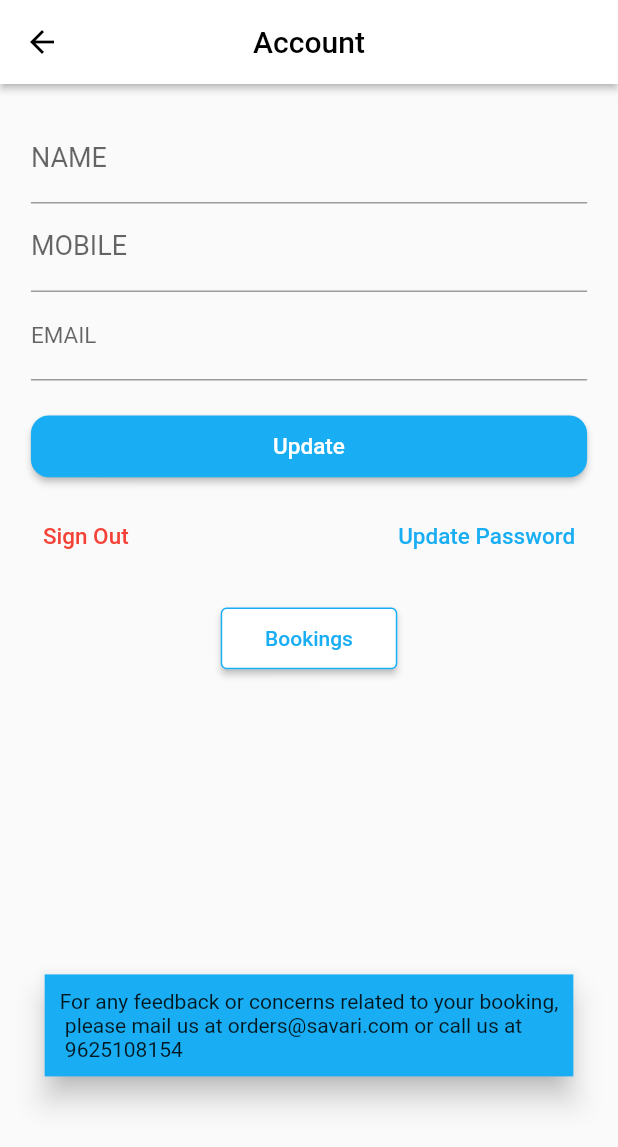
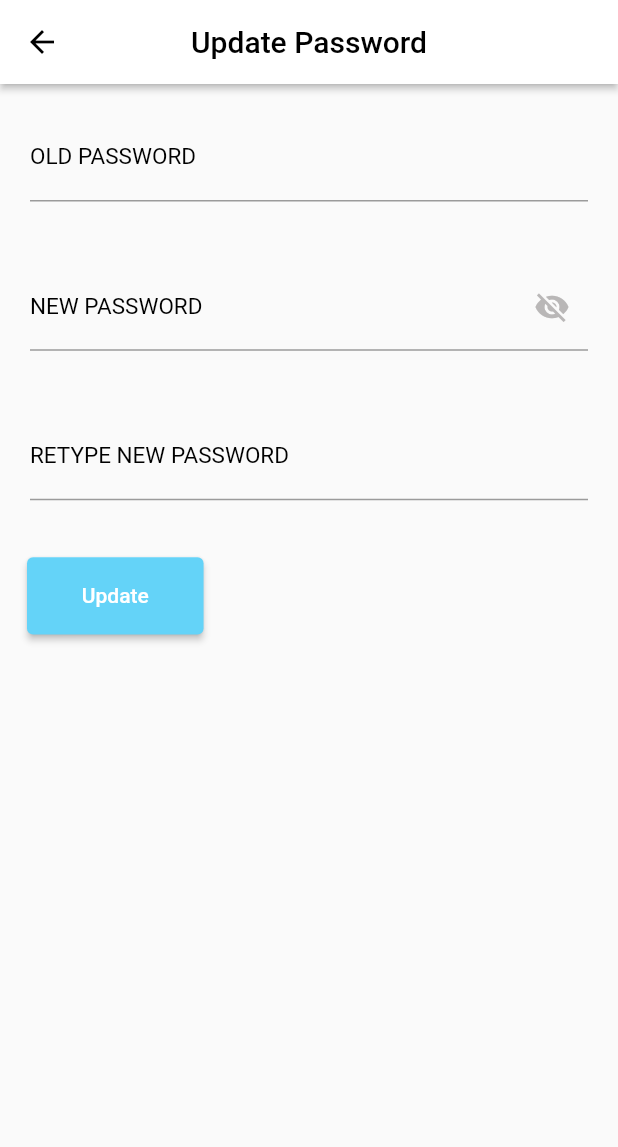
Before and after one commit to ashar-alam/car_rental, a Flutter app: the MyAccount screen opened directly, after a tap on "Update Password", on a phone screen of 412 x 824 dp. Shown: the top 1147 px of the screen. Run offline on Flutter 3.47's test engine with Material 2 defaults, Android fonts, the phone set to English and light mode, and no system bars.

Commit message:
New booking nad UpdatePassword Screen

```diff
--- a/lib/screens/account.dart
+++ b/lib/screens/account.dart
@@ -1,3 +1,5 @@
+import 'package:car_rental/screens/authentication/updatePassword.dart';
+import 'package:car_rental/screens/booking.dart';
 import 'package:car_rental/utils/AppStyle.dart';
 import 'package:car_rental/utils/StringManager.dart';
 import 'package:car_rental/utils/utils.dart';
@@ -21,6 +23,15 @@ class _MyAccountState extends State<MyAccount> {
         context,
         title: StringManager.account,
         actions: [],
+      ),
+      bottomNavigationBar: const BottomAppBar(
+        color: AppStyle.lightBlue,
+        child: Padding(
+          padding: EdgeInsets.all(10.0),
+          child: Text(
+            "For any feedback or concerns related to your booking,\n please mail us at orders@savari.com or call us at\n 9625108154",
+          ),
+        ),
       ),
       body: SingleChildScrollView(
         padding: EdgeInsets.all(Utils.getWidth(context)) / 20,
@@ -85,7 +96,12 @@ class _MyAccountState extends State<MyAccount> {
                     textStyle: const TextStyle(
                         fontSize: 15, fontWeight: FontWeight.w500),
                   ),
-                  onPressed: () {},
+                  onPressed: () {
+                    Navigator.of(context).push(
+                      MaterialPageRoute(
+                          builder: (context) => const MyUpdatePassword()),
+                    );
+                  },
                   child: const Text(
                     StringManager.updatePassword,
                     style: TextStyle(color: AppStyle.lightBlue),
@@ -107,22 +123,13 @@ class _MyAccountState extends State<MyAccount> {
                   Utils.getHeight(context) / 20,
                 ),
               ),
-              onPressed: () {},
+              onPressed: () {
+                Navigator.of(context).push(
+                    MaterialPageRoute(builder: (context) => const MyBooking()));
+              },
               child: const Text(
                 StringManager.booking,
                 style: TextStyle(color: AppStyle.lightBlue),
-              ),
-            ),
-            const SizedBox(
-              height: 200,
-            ),
-            const BottomAppBar(
-              color: AppStyle.lightBlue,
-              child: Padding(
-                padding: EdgeInsets.all(10.0),
-                child: Text(
-                  "For any feedback or concerns related to your booking,\n please mail us at orders@savari.com or call us at\n 9625108154",
-                ),
               ),
             ),
           ],
--- /dev/null
+++ b/lib/screens/authentication/updatePassword.dart
@@ -0,0 +1,118 @@
+import 'package:car_rental/utils/utils.dart';
+import 'package:flutter/material.dart';
+
+import '../../utils/AppStyle.dart';
+import '../../utils/StringManager.dart';
+import '../../widgets/AppBarView.dart';
+
+class MyUpdatePassword extends StatefulWidget {
+  const MyUpdatePassword({Key? key}) : super(key: key);
+
+  @override
+  State<MyUpdatePassword> createState() => _MyUpdatePasswordState();
+}
+
+class _MyUpdatePasswordState extends State<MyUpdatePassword> {
+  bool _secureText = true;
+  @override
+  Widget build(BuildContext context) {
+    return Scaffold(
+      appBar: AppBarView().appBar(
+        context,
+        title: StringManager.updatePassword,
+        actions: [],
+      ),
+      body: Padding(
+        padding: const EdgeInsets.all(10.0),
+        child: Column(
+          crossAxisAlignment: CrossAxisAlignment.start,
+          children: [
+            Padding(
+              padding: const EdgeInsets.all(10.0),
+              child: Form(
+                child: SizedBox(
+                  width: Utils.getWidth(context) / 1,
+                  height: Utils.getHeight(context) / 3.2,
+                  child: Column(
+                    mainAxisAlignment: MainAxisAlignment.spaceBetween,
+                    children: [
+                      const TextField(
+                        decoration: InputDecoration(
+                          // border: OutlineInputBorder(),
+                          hintText: "Enter your old password",
+                          label: Text(StringManager.oldPassword),
+                          labelStyle: TextStyle(
+                              color: AppStyle.black,
+                              fontWeight: FontWeight.w400,
+                              fontSize: 15),
+                          hintStyle: TextStyle(color: AppStyle.grey),
+                        ),
+                      ),
+                      TextField(
+                        obscuringCharacter: '*',
+                        decoration: InputDecoration(
+                          suffixIcon: IconButton(
+                            onPressed: () {
+                              setState(() {
+                                _secureText = !_secureText;
+                              });
+                            },
+                            icon: Icon(
+                              _secureText
+                                  ? Icons.visibility_off
+                                  : Icons.remove_red_eye,
+                              color: AppStyle.grey,
+                            ),
+                          ),
+                          hintText: "Enter your new password",
+                          label: const Text(StringManager.newPassword),
+                          labelStyle: const TextStyle(
+                            color: AppStyle.black,
+                            fontWeight: FontWeight.w400,
+                            fontSize: 15,
+                          ),
+                          hintStyle: const TextStyle(color: AppStyle.grey),
+                        ),
+                        obscureText: _secureText,
+                      ),
+                      const TextField(
+                        decoration: InputDecoration(
+                          hintText: "Retype your new password",
+                          label: Text(StringManager.retypeNewPassword),
+                          labelStyle: TextStyle(
+                              color: AppStyle.black,
+                              fontWeight: FontWeight.w400,
+                              fontSize: 15),
+                          hintStyle: TextStyle(color: AppStyle.grey),
+                        ),
+                      ),
+                    ],
+                  ),
+                ),
+              ),
+            ),
+            const SizedBox(
+              height: 20,
+            ),
+            Padding(
+              padding: const EdgeInsets.all(8.0),
+              child: ElevatedButton(
+                style: ElevatedButton.styleFrom(
+                  primary: AppStyle.lightBlue,
+                  minimumSize: Size(
+                    Utils.getWidth(context) / 3.5,
+                    Utils.getHeight(context) / 16,
+                  ),
+                ),
+                onPressed: () {},
+                child: const Text(
+                  StringManager.update,
+                ),
+              ),
+            ),
+          ],
+        ),
+      ),
+    );
+  }
+}
--- a/lib/utils/AppStyle.dart
+++ b/lib/utils/AppStyle.dart
@@ -1,10 +1,10 @@
-
 //class to use throughout the class
 
 import 'package:flutter/material.dart';
 
-class AppStyle{
-static const Color lightBlue = Color.fromARGB(255, 25, 174, 243);
-// static const String lightBlue = Color.fromRGB(32,168,215);
-
+class AppStyle {
+  static const Color lightBlue = Color.fromARGB(255, 100, 211, 248);
+  static const Color grey = Color.fromARGB(255, 185, 183, 183);
+  static const Color black = Colors.black;
+  static const Color white = Colors.white;
 }
--- a/lib/utils/StringManager.dart
+++ b/lib/utils/StringManager.dart
@@ -62,16 +62,24 @@ class StringManager {
 
   // PaymnetDetials Screen
   static const String paymentDetials = 'Payment Detials';
-  static const String payDuringTheTrip ='Pay driver during the trip(Rs 1915)';
+  static const String payDuringTheTrip = 'Pay driver during the trip(Rs 1915)';
   static const String pay500Now = 'Pay Rs 500 now and rest during the trip';
   static const String pay1000Now = 'Pay Rs 1000 now and rest during the trip';
   static const String gotCoupon = 'Got a Coupon ?';
   static const String booknow = 'Book Now';
+  static const String enterCouponCode = 'Enter coupon code';
+  static const String apply = 'Apply';
 
+  // UpdatePassword Screen
+  static const String oldPassword = 'OLD PASSWORD';
+  static const String newPassword = 'NEW PASSWORD';
+  static const String retypeNewPassword = 'RETYPE NEW PASSWORD';
+  static const String enterYourOldPassword = 'Enter your old password';
+  static const String enterYourNewPassword = 'Enter your new  password';
+  static const String retypeYourNewPassword = 'Retype your new password';
 
-
-
-
-
-
+  //Booking Status
+  static const String upconing = 'Upcoming';
+  static const String current = 'Current';
+  static const String history = 'History';
 }
```
Also changed, not shown: lib/screens/booking.dart (added, +63 -0 lines), lib/screens/contactPickUp.dart (+6 -6 lines), lib/screens/home.dart (+11 -11 lines), lib/screens/outstation.dart/oneWay.dart (+51 -30 lines), lib/screens/paymentDetials.dart (+40 -28 lines), lib/widgets/textFormFeild.dart (+7 -1 lines).
